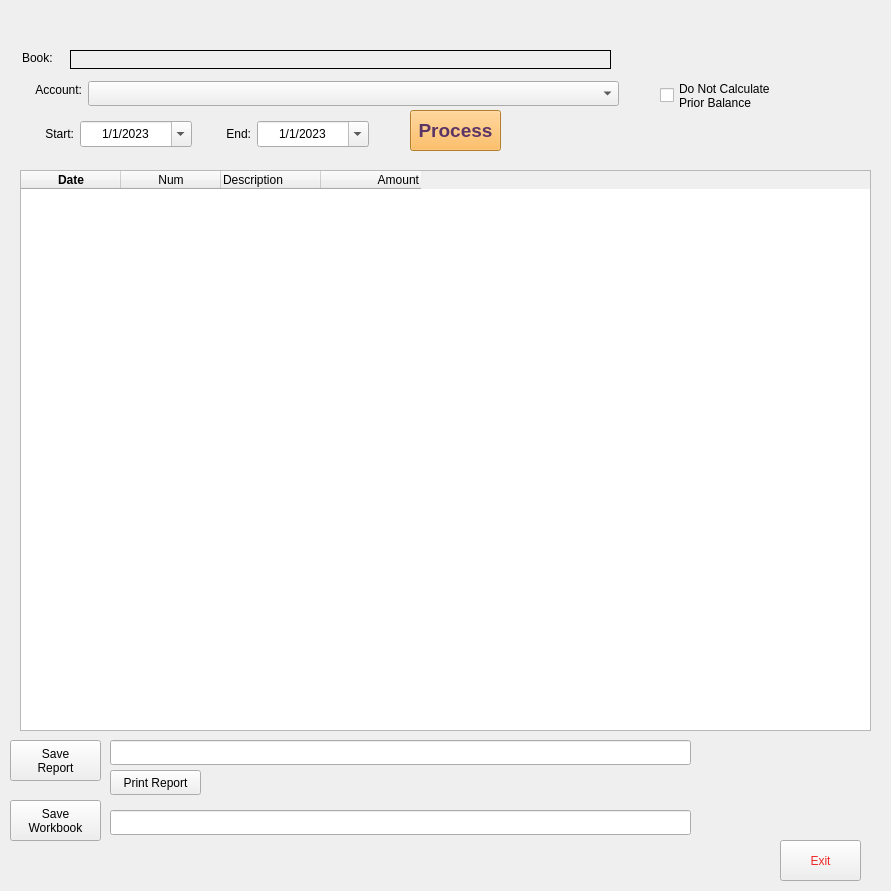
Old version of the form TransactionReport_V1.ui in the repository dalexnagy/gnucashxml.
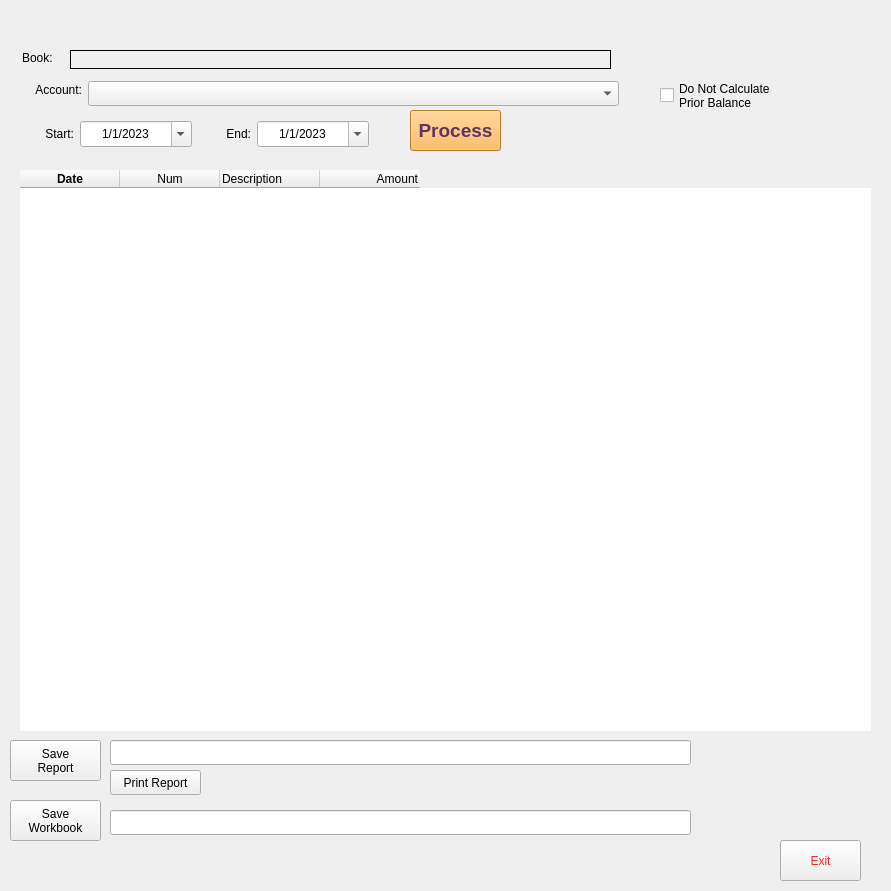
New version of the form.

The edit to the form file:
```diff
--- a/TransactionReport_V1.ui
+++ b/TransactionReport_V1.ui
@@ -23,6 +23,9 @@
       <height>561</height>
      </rect>
     </property>
+    <property name="frameShape">
+     <enum>QFrame::NoFrame</enum>
+    </property>
     <property name="sizeAdjustPolicy">
      <enum>QAbstractScrollArea::AdjustToContents</enum>
     </property>
```
